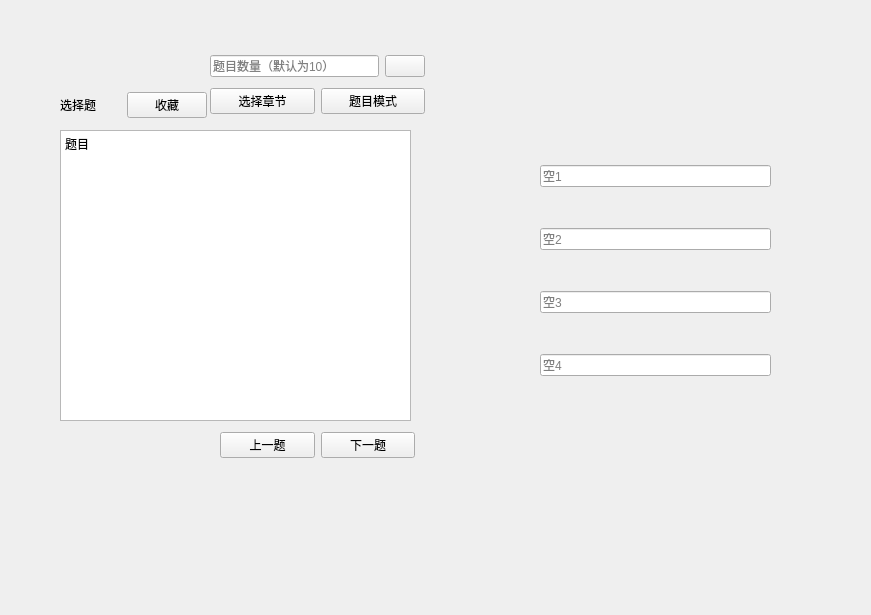
First picture: the form in exercise2.ui, repository Miss6111/BUAA-summer-python-E-Shared-Exercise-Platform, before the edit.
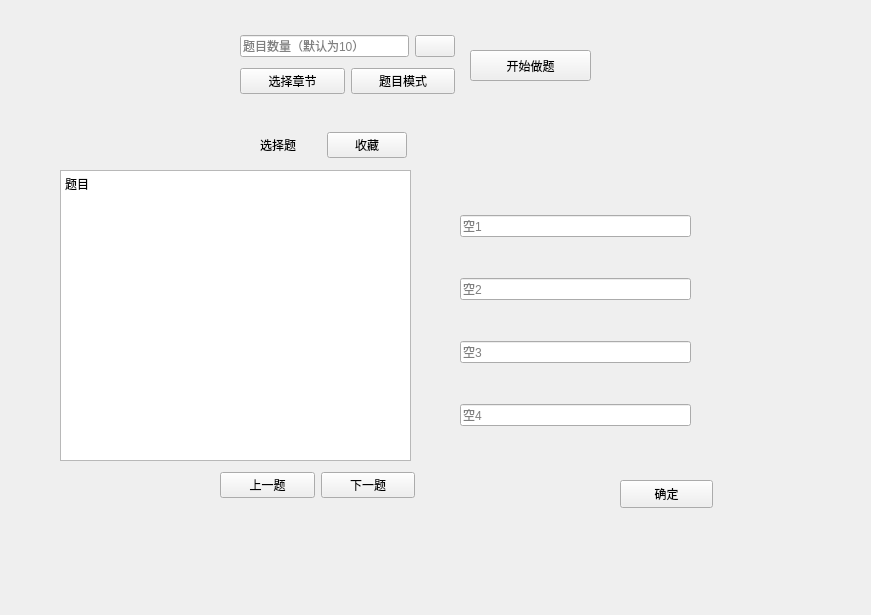
Second picture: the form after the edit. Icons and pictures are not drawn.

```diff
--- a/exercise2.ui
+++ b/exercise2.ui
@@ -16,8 +16,8 @@
   <widget class="QStackedWidget" name="stackedWidget">
    <property name="geometry">
     <rect>
-     <x>540</x>
-     <y>130</y>
+     <x>460</x>
+     <y>180</y>
      <width>261</width>
      <height>331</height>
     </rect>
@@ -108,6 +108,19 @@
       </item>
      </layout>
     </widget>
+    <widget class="QPushButton" name="confirm_blank">
+     <property name="geometry">
+      <rect>
+       <x>160</x>
+       <y>300</y>
+       <width>93</width>
+       <height>28</height>
+      </rect>
+     </property>
+     <property name="text">
+      <string>确定</string>
+     </property>
+    </widget>
    </widget>
    <widget class="QWidget" name="mul">
     <widget class="QWidget" name="layoutWidget_3">
@@ -169,7 +182,7 @@
    <property name="geometry">
     <rect>
      <x>60</x>
-     <y>130</y>
+     <y>170</y>
      <width>351</width>
      <height>291</height>
     </rect>
@@ -186,7 +199,7 @@
    <property name="geometry">
     <rect>
      <x>220</x>
-     <y>430</y>
+     <y>470</y>
      <width>195</width>
      <height>30</height>
     </rect>
@@ -211,8 +224,8 @@
   <widget class="QWidget" name="layoutWidget">
    <property name="geometry">
     <rect>
-     <x>60</x>
-     <y>90</y>
+     <x>260</x>
+     <y>130</y>
      <width>147</width>
      <height>30</height>
     </rect>
@@ -234,11 +247,11 @@
     </item>
    </layout>
   </widget>
-  <widget class="QWidget" name="">
+  <widget class="QWidget" name="layoutWidget">
    <property name="geometry">
     <rect>
-     <x>210</x>
-     <y>50</y>
+     <x>240</x>
+     <y>30</y>
      <width>215</width>
      <height>70</height>
     </rect>
@@ -286,6 +299,19 @@
     </item>
    </layout>
   </widget>
+  <widget class="QPushButton" name="start">
+   <property name="geometry">
+    <rect>
+     <x>470</x>
+     <y>50</y>
+     <width>121</width>
+     <height>31</height>
+    </rect>
+   </property>
+   <property name="text">
+    <string>开始做题</string>
+   </property>
+  </widget>
  </widget>
  <resources>
   <include location="resources.qrc"/>
```
Left out of the diff: 6 changed lines with no effect on the pictures.
